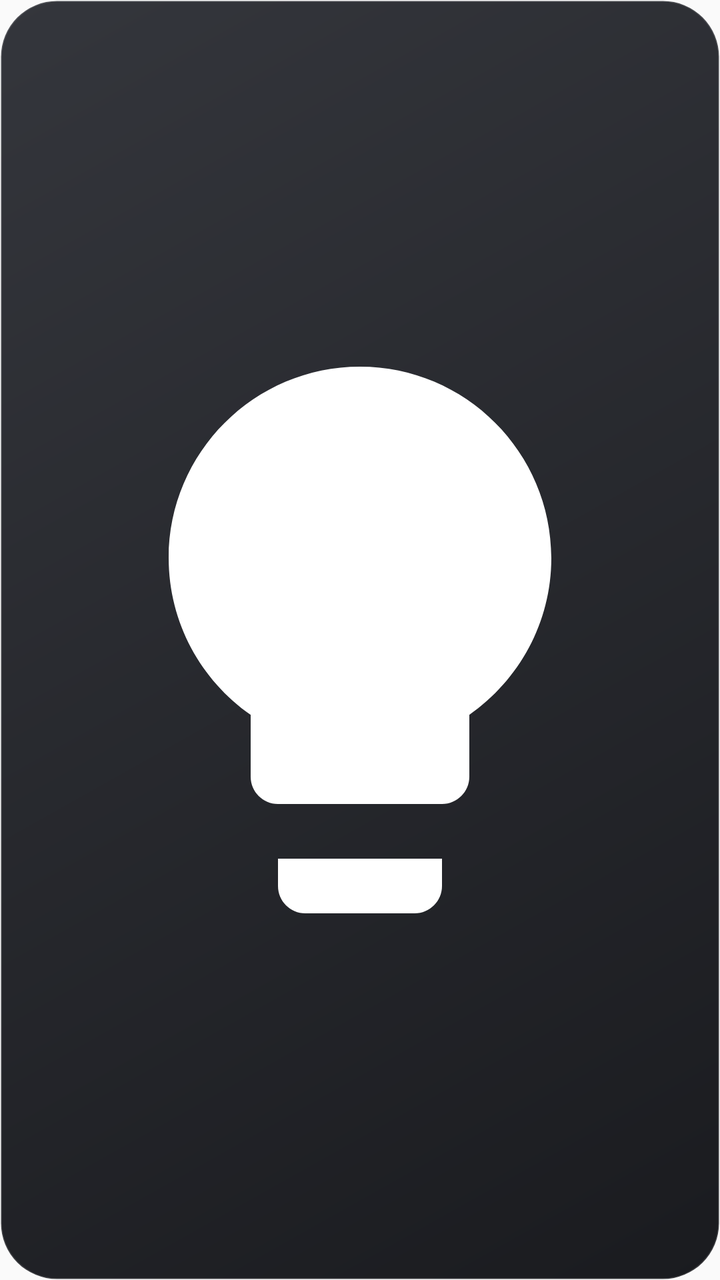
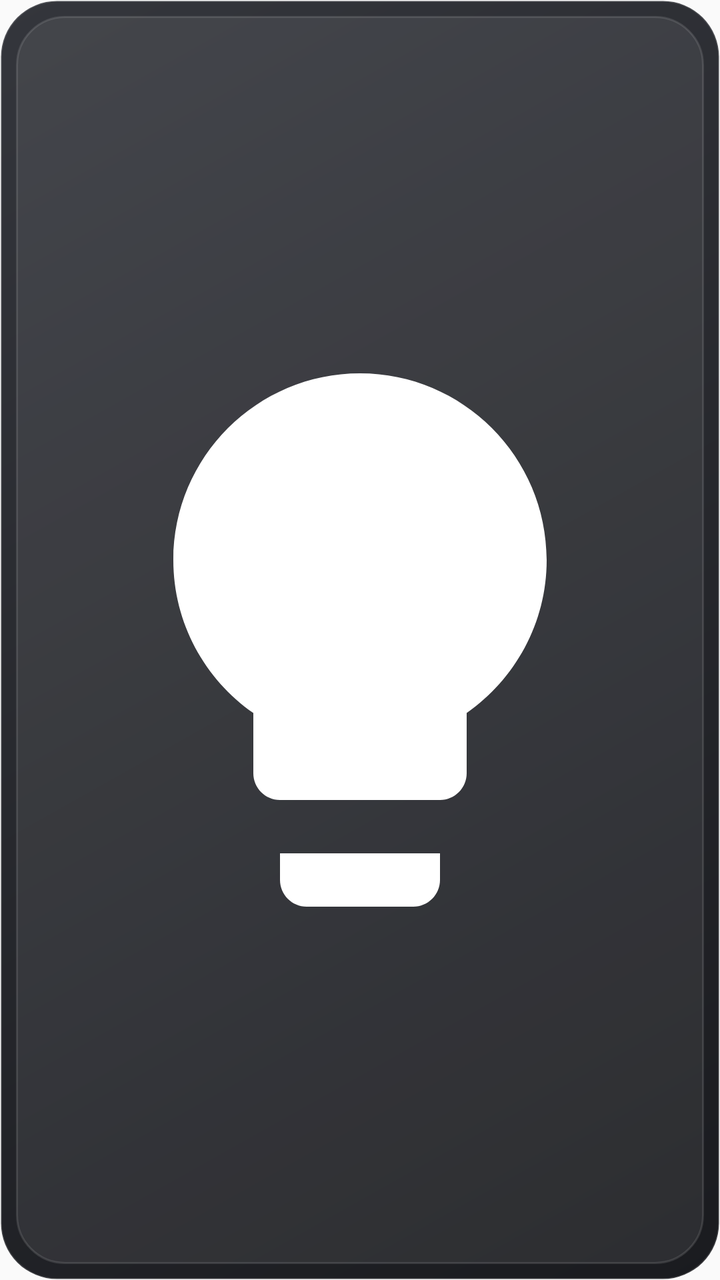

Before-and-after screenshots of an Android layout around one commit, followed by the original layout XML and the change that was made.
<!-- AndroidManifest.xml: application theme android:Theme.Material.Light.NoActionBar -->
<!-- res/layout/widget.xml -->
<?xml version="1.0" encoding="utf-8"?>
<FrameLayout xmlns:android="http://schemas.android.com/apk/res/android"
    android:id="@+id/root"
    android:layout_width="match_parent"
    android:layout_height="match_parent"
    android:background="@drawable/bg_widget_off"
    android:padding="16dp">
    <ImageView
        android:id="@+id/icon"
        android:layout_width="match_parent"
        android:layout_height="match_parent"
        android:src="@drawable/ic_bulb" />
</FrameLayout>
<!-- resources referenced by this layout -->
<resources>
  <!-- drawable bg_widget_off (drawable) -->
  <?xml version="1.0" encoding="utf-8"?>
  <shape xmlns:android="http://schemas.android.com/apk/res/android" android:shape="rectangle">
      <gradient android:angle="315" android:startColor="#34363C" android:endColor="#1A1B1F" />
      <stroke android:width="1dp" android:color="#22FFFFFF" />
      <corners android:radius="28dp" />
  </shape>
  <!-- drawable ic_bulb (drawable) -->
  <?xml version="1.0" encoding="utf-8"?>
  <vector xmlns:android="http://schemas.android.com/apk/res/android"
      android:width="48dp" android:height="48dp"
      android:viewportWidth="24" android:viewportHeight="24">
      <path android:fillColor="#FFFFFFFF"
          android:pathData="M9,21c0,0.55 0.45,1 1,1h4c0.55,0 1,-0.45 1,-1v-1H9v1zM12,2C8.14,2 5,5.14 5,9c0,2.38 1.19,4.47 3,5.74V17c0,0.55 0.45,1 1,1h6c0.55,0 1,-0.45 1,-1v-2.26c1.81,-1.27 3,-3.36 3,-5.74 0,-3.86 -3.14,-7 -7,-7z"/>
  </vector>
</resources>

<!-- the commit's change to res/layout/widget.xml (unified diff, before → after) -->
@@ -4,10 +4,15 @@
     android:layout_width="match_parent"
     android:layout_height="match_parent"
     android:background="@drawable/bg_widget_off"
-    android:padding="16dp">
+    android:padding="8dp">
     <ImageView
         android:id="@+id/icon"
         android:layout_width="match_parent"
         android:layout_height="match_parent"
-        android:src="@drawable/ic_bulb" />
+        android:background="@drawable/bg_pill_off"
+        android:padding="12dp"
+        android:scaleType="fitCenter"
+        
+        android:src="@drawable/ic_bulb"
+        android:contentDescription="Lumière" />
 </FrameLayout>
<!-- resource entries referenced after the edit -->
@@ -1,5 +1,12 @@
 <!-- resources referenced by this layout -->
 <resources>
+  <!-- drawable bg_pill_off (drawable) -->
+  <?xml version="1.0" encoding="utf-8"?>
+  <shape xmlns:android="http://schemas.android.com/apk/res/android" android:shape="rectangle">
+      <solid android:color="#14FFFFFF" />
+      <stroke android:width="1dp" android:color="#1FFFFFFF" />
+      <corners android:radius="24dp" />
+  </shape>
   <!-- drawable bg_widget_off (drawable) -->
   <?xml version="1.0" encoding="utf-8"?>
   <shape xmlns:android="http://schemas.android.com/apk/res/android" android:shape="rectangle">
